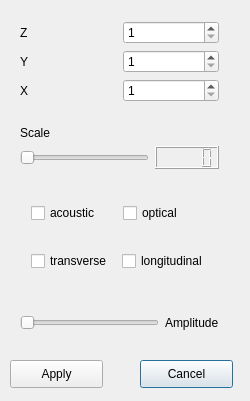
The window that SiliconVisualizer/DialogSizeScatter.ui (epanteleev/SiliconVisualiser) describes before a commit, drawn with Qt 5.
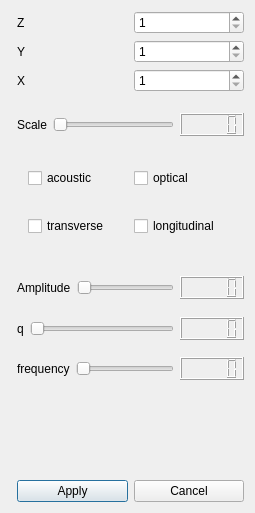
The same window after the commit.

Diff of the .ui file:
```diff
--- a/SiliconVisualizer/DialogSizeScatter.ui
+++ b/SiliconVisualizer/DialogSizeScatter.ui
@@ -6,49 +6,36 @@
    <rect>
     <x>0</x>
     <y>0</y>
-    <width>250</width>
-    <height>401</height>
+    <width>255</width>
+    <height>513</height>
    </rect>
   </property>
+  <property name="sizePolicy">
+   <sizepolicy hsizetype="Minimum" vsizetype="Minimum">
+    <horstretch>0</horstretch>
+    <verstretch>0</verstretch>
+   </sizepolicy>
+  </property>
   <property name="windowTitle">
    <string>Settings</string>
   </property>
-  <widget class="QPushButton" name="cancelButton">
-   <property name="geometry">
-    <rect>
-     <x>140</x>
-     <y>360</y>
-     <width>93</width>
-     <height>28</height>
-    </rect>
-   </property>
-   <property name="text">
-    <string>Cancel</string>
-   </property>
-  </widget>
-  <widget class="QPushButton" name="applyButton">
-   <property name="geometry">
-    <rect>
-     <x>10</x>
-     <y>360</y>
-     <width>93</width>
-     <height>28</height>
-    </rect>
-   </property>
-   <property name="text">
-    <string>Apply</string>
-   </property>
-  </widget>
-  <widget class="QWidget" name="verticalLayoutWidget">
-   <property name="geometry">
-    <rect>
-     <x>9</x>
-     <y>10</y>
-     <width>221</width>
-     <height>331</height>
-    </rect>
-   </property>
+  <property name="sizeGripEnabled">
+   <bool>false</bool>
+  </property>
+  <layout class="QHBoxLayout" name="horizontalLayout_8">
+   <item>
+    <layout class="QFormLayout" name="formLayout">
+     <property name="fieldGrowthPolicy">
+      <enum>QFormLayout::AllNonFixedFieldsGrow</enum>
+     </property>
+     <property name="topMargin">
+      <number>0</number>
+     </property>
+     <item row="0" column="1">
    <layout class="QVBoxLayout" name="verticalLayout">
+       <property name="sizeConstraint">
+        <enum>QLayout::SetDefaultConstraint</enum>
+       </property>
     <item>
      <layout class="QGridLayout" name="gridLayout">
       <item row="2" column="1">
@@ -106,11 +93,13 @@
       <property name="sizeHint" stdset="0">
        <size>
         <width>20</width>
-        <height>40</height>
+           <height>15</height>
        </size>
       </property>
      </spacer>
     </item>
+       <item>
+        <layout class="QHBoxLayout" name="horizontalLayout">
     <item>
      <widget class="QLabel" name="label_4">
       <property name="text">
@@ -119,8 +108,6 @@
      </widget>
     </item>
     <item>
-     <layout class="QHBoxLayout" name="horizontalLayout">
-      <item>
        <widget class="QSlider" name="rangeSlider">
         <property name="minimum">
          <number>1</number>
@@ -146,7 +133,7 @@
       <property name="sizeHint" stdset="0">
        <size>
         <width>20</width>
-        <height>40</height>
+           <height>15</height>
        </size>
       </property>
      </spacer>
@@ -219,7 +206,7 @@
       <property name="sizeHint" stdset="0">
        <size>
         <width>20</width>
-        <height>40</height>
+           <height>14</height>
        </size>
       </property>
      </spacer>
@@ -229,16 +216,6 @@
       <property name="topMargin">
        <number>9</number>
       </property>
-      <item>
-       <widget class="QSlider" name="amplitudeSlider">
-        <property name="maximum">
-         <number>40</number>
-        </property>
-        <property name="orientation">
-         <enum>Qt::Horizontal</enum>
-        </property>
-       </widget>
-      </item>
       <item>
        <widget class="QLabel" name="amplitude">
         <property name="text">
@@ -246,10 +223,123 @@
         </property>
        </widget>
       </item>
-     </layout>
-    </item>
-   </layout>
-  </widget>
+         <item>
+          <widget class="QSlider" name="amplitudeSlider">
+           <property name="maximum">
+            <number>40</number>
+           </property>
+           <property name="orientation">
+            <enum>Qt::Horizontal</enum>
+           </property>
+          </widget>
+         </item>
+         <item>
+          <widget class="QLCDNumber" name="amplitudeNumber"/>
+         </item>
+        </layout>
+       </item>
+       <item>
+        <layout class="QHBoxLayout" name="horizontalLayout_5">
+         <property name="topMargin">
+          <number>12</number>
+         </property>
+         <item>
+          <widget class="QLabel" name="qLabel">
+           <property name="text">
+            <string>q</string>
+           </property>
+          </widget>
+         </item>
+         <item>
+          <widget class="QSlider" name="qSlider">
+           <property name="orientation">
+            <enum>Qt::Horizontal</enum>
+           </property>
+          </widget>
+         </item>
+         <item>
+          <widget class="QLCDNumber" name="qNumber"/>
+         </item>
+        </layout>
+       </item>
+       <item>
+        <layout class="QHBoxLayout" name="horizontalLayout_6">
+         <property name="topMargin">
+          <number>11</number>
+         </property>
+         <item>
+          <widget class="QLabel" name="label_5">
+           <property name="text">
+            <string>frequency</string>
+           </property>
+          </widget>
+         </item>
+         <item>
+          <widget class="QSlider" name="freqSlider">
+           <property name="singleStep">
+            <number>1</number>
+           </property>
+           <property name="orientation">
+            <enum>Qt::Horizontal</enum>
+           </property>
+          </widget>
+         </item>
+         <item>
+          <widget class="QLCDNumber" name="freqNumber"/>
+         </item>
+        </layout>
+       </item>
+      </layout>
+     </item>
+     <item row="2" column="1">
+      <layout class="QHBoxLayout" name="horizontalLayout_7">
+       <property name="topMargin">
+        <number>6</number>
+       </property>
+       <item>
+        <widget class="QPushButton" name="applyButton">
+         <property name="sizePolicy">
+          <sizepolicy hsizetype="Expanding" vsizetype="Fixed">
+           <horstretch>0</horstretch>
+           <verstretch>0</verstretch>
+          </sizepolicy>
+         </property>
+         <property name="text">
+          <string>Apply</string>
+         </property>
+        </widget>
+       </item>
+       <item>
+        <widget class="QPushButton" name="cancelButton">
+         <property name="sizePolicy">
+          <sizepolicy hsizetype="Expanding" vsizetype="Fixed">
+           <horstretch>0</horstretch>
+           <verstretch>0</verstretch>
+          </sizepolicy>
+         </property>
+         <property name="text">
+          <string>Cancel</string>
+         </property>
+        </widget>
+       </item>
+      </layout>
+     </item>
+     <item row="1" column="1">
+      <spacer name="verticalSpacer_4">
+       <property name="orientation">
+        <enum>Qt::Vertical</enum>
+       </property>
+       <property name="sizeHint" stdset="0">
+        <size>
+         <width>20</width>
+         <height>15</height>
+        </size>
+       </property>
+      </spacer>
+     </item>
+    </layout>
+   </item>
+  </layout>
  </widget>
  <layoutdefault spacing="6" margin="11"/>
  <resources/>
```
Lines whose indentation alone changed are shown as unchanged.
